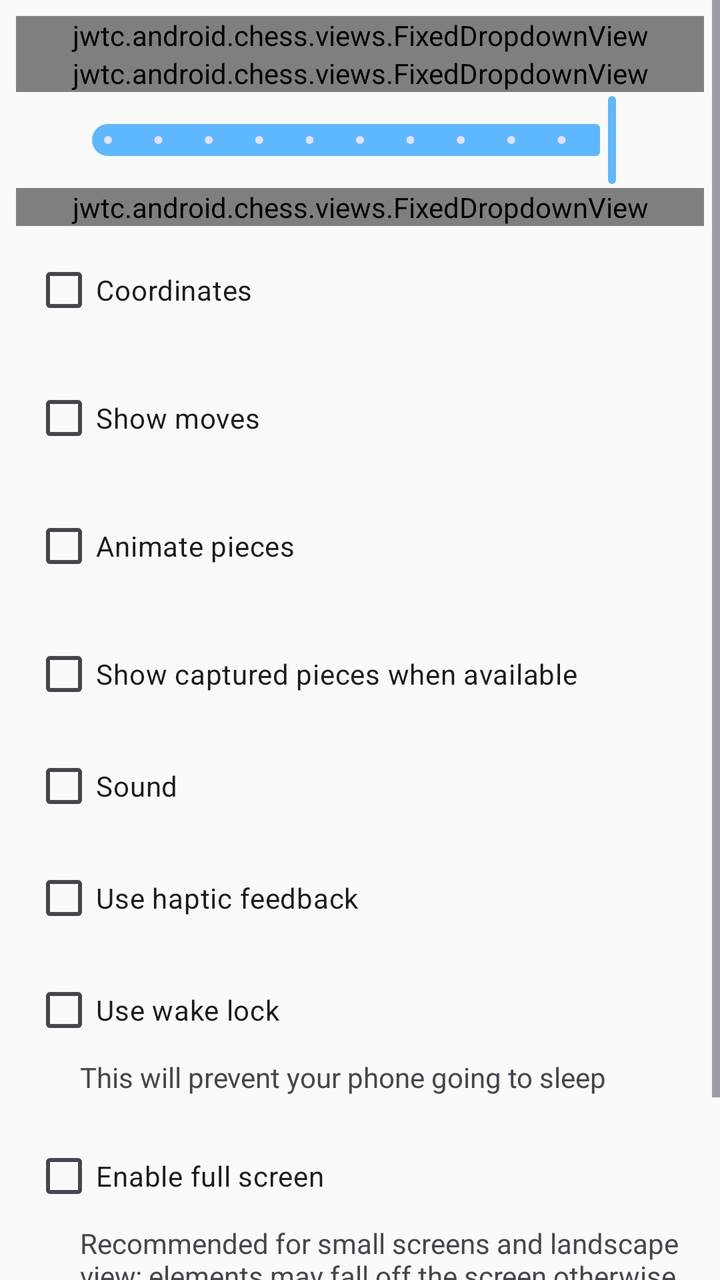
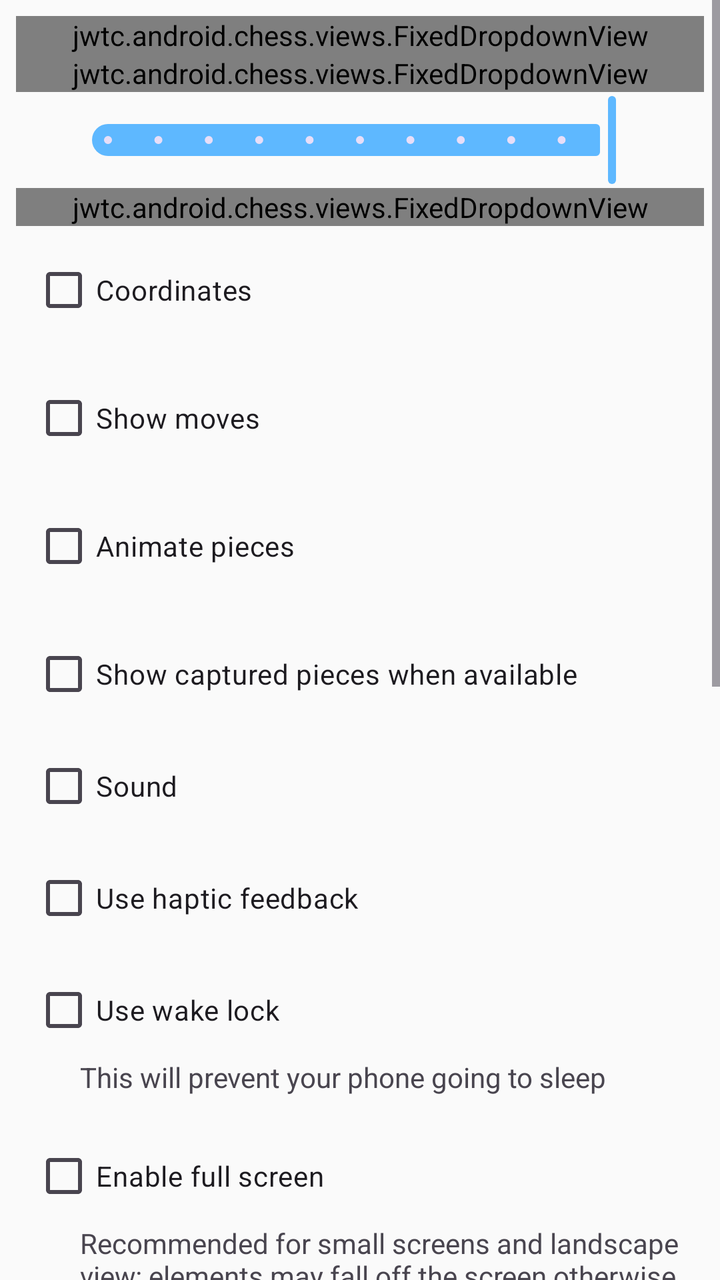

Compare the two renders of this Android layout. The source of the first and the diff that turns it into the second are given below.
<!-- AndroidManifest.xml: application theme ChessTheme -->
<!-- res/layout/chessboard_prefs_controls.xml -->
<?xml version="1.0" encoding="utf-8"?>
<ScrollView xmlns:android="http://schemas.android.com/apk/res/android"
    android:layout_width="match_parent"
    android:layout_height="match_parent">

    <LinearLayout
        android:orientation="vertical"
        android:layout_width="match_parent"
        android:layout_height="wrap_content"
        android:padding="8dip">

        <jwtc.android.chess.views.FixedDropdownView
            android:id="@+id/DropdownPieceSet"
            android:layout_width="match_parent"
            android:layout_height="wrap_content"
            android:hint="@string/chessboard_hint_piece_set" />

        <jwtc.android.chess.views.FixedDropdownView
            android:id="@+id/DropdownColorScheme"
            android:layout_width="match_parent"
            android:layout_height="wrap_content"
            android:hint="@string/chessboard_hint_color_scheme" />

        <LinearLayout
            android:id="@+id/CustomColorControls"
            android:layout_width="match_parent"
            android:layout_height="wrap_content"
            android:layout_marginStart="8dp"
            android:layout_marginEnd="8dp"
            android:orientation="vertical"
            android:visibility="gone">

            <TextView
                android:layout_width="match_parent"
                android:layout_height="wrap_content"
                android:layout_marginTop="8dp"
                android:text="@string/custom_square_colors" />

            <LinearLayout
                android:layout_width="match_parent"
                android:layout_height="wrap_content"
                android:orientation="horizontal">

                <com.google.android.material.button.MaterialButton
                    android:id="@+id/ButtonCustomDarkColor"
                    android:layout_width="0dp"
                    android:layout_height="wrap_content"
                    android:layout_marginEnd="4dp"
                    android:layout_weight="1"
                    android:text="@string/custom_dark_square_color" />

                <com.google.android.material.button.MaterialButton
                    android:id="@+id/ButtonCustomLightColor"
                    android:layout_width="0dp"
                    android:layout_height="wrap_content"
                    android:layout_marginStart="4dp"
                    android:layout_weight="1"
                    android:text="@string/custom_light_square_color" />
            </LinearLayout>
        </LinearLayout>

        <com.google.android.material.slider.Slider
            android:id="@+id/SliderSaturation"
            android:layout_width="match_parent"
            android:layout_height="wrap_content"
            android:value="1"
            android:valueFrom="0.5"
            android:valueTo="1.0"
            android:stepSize="0.05"
            android:layout_marginEnd="24dp"
            android:layout_marginStart="24dp" />

        <jwtc.android.chess.views.FixedDropdownView
            android:id="@+id/DropdownTileSet"
            android:layout_width="match_parent"
            android:layout_height="wrap_content"
            android:hint="@string/chessboard_hint_tile_effect" />

        <CheckBox
            android:id="@+id/CheckBoxCoordinates"
            android:layout_width="match_parent"
            android:layout_height="wrap_content"
            android:layout_margin="8dip"
            android:text="@string/pref_showCoords" />

        <CheckBox
            android:id="@+id/CheckBoxShowMoves"
            android:text="@string/pref_show_possible_moves"
            android:layout_width="match_parent"
            android:layout_height="wrap_content"
            android:layout_margin="8dip" />

        <CheckBox
            android:id="@+id/CheckBoxUsePieceAnimation"
            android:text="@string/pref_use_piece_animation"
            android:layout_width="match_parent"
            android:layout_height="wrap_content"
            android:layout_margin="8dip" />

        <CheckBox
            android:id="@+id/CheckBoxShowCapturedPieces"
            android:text="@string/pref_show_captured_pieces"
            android:layout_width="match_parent"
            android:layout_height="wrap_content"
            android:layout_marginTop="8dip"
            android:layout_marginStart="8dip"
            android:layout_marginEnd="8dip" />

        <CheckBox
            android:id="@+id/CheckBoxUseSound"
            android:text="@string/pref_sound"
            android:layout_width="match_parent"
            android:layout_height="wrap_content"
            android:layout_marginTop="8dip"
            android:layout_marginStart="8dip"
            android:layout_marginEnd="8dip" />

        <CheckBox
            android:id="@+id/CheckBoxUseHapticFeedback"
            android:text="@string/pref_haptic_feedback"
            android:layout_width="match_parent"
            android:layout_height="wrap_content"
            android:layout_marginTop="8dip"
            android:layout_marginStart="8dip"
            android:layout_marginEnd="8dip" />

        <CheckBox
            android:id="@+id/CheckBoxUseWakeLock"
            android:text="@string/pref_wakelock"
            android:layout_width="match_parent"
            android:layout_height="wrap_content"
            android:layout_marginTop="8dip"
            android:layout_marginStart="8dip"
            android:layout_marginEnd="8dip" />

        <TextView
            android:layout_width="match_parent"
            android:layout_height="wrap_content"
            android:layout_marginStart="32dip"
            android:layout_marginEnd="8dip"
            android:layout_marginBottom="8dip"
            android:text="@string/pref_wakelock_desc" />

        <CheckBox
            android:id="@+id/CheckBoxFullscreen"
            android:text="@string/pref_fullscreen"
            android:layout_width="match_parent"
            android:layout_height="wrap_content"
            android:layout_marginTop="8dip"
            android:layout_marginStart="8dip"
            android:layout_marginEnd="8dip" />

        <TextView
            android:layout_width="match_parent"
            android:layout_height="wrap_content"
            android:layout_marginStart="32dip"
            android:layout_marginEnd="8dip"
            android:layout_marginBottom="8dip"
            android:text="@string/pref_fullscreen_desc" />

        <CheckBox
            android:id="@+id/CheckBoxForceNightMode"
            android:text="@string/pref_night_mode"
            android:layout_width="match_parent"
            android:layout_height="wrap_content"
            android:layout_marginTop="8dip"
            android:layout_marginStart="8dip"
            android:layout_marginEnd="8dip" />

        <TextView
            android:layout_width="match_parent"
            android:layout_height="wrap_content"
            android:layout_marginStart="32dip"
            android:layout_marginEnd="8dip"
            android:layout_marginBottom="8dip"
            android:text="@string/pref_night_mode_desc" />
    </LinearLayout>
</ScrollView>
<!-- resources referenced by this layout -->
<resources>
  <style name="ChessTheme" parent="Theme.Material3.DayNight.NoActionBar">
          <item name="android:windowAnimationStyle">@null</item>
          <item name="android:windowBackground">@color/backgroundColor</item>
          <item name="colorPrimary">@color/primaryColor</item>
          <item name="colorPrimaryVariant">@color/primaryVariantColor</item>
          <item name="colorOnPrimary">@color/primaryTextColor</item>
          <item name="colorSecondary">@color/secondaryColor</item>
          <item name="colorSecondaryVariant">@color/secondaryVariantColor</item>
          <item name="colorOnSecondary">@color/secondaryTextColor</item>
          <item name="colorSurface">@color/surfaceColor</item>
          <item name="colorOnSurface">@color/surfaceTextColor</item>
          <item name="colorControlHighlight">@color/secondaryColor</item>
          <item name="rippleColor">@color/secondaryColor</item>
          <item name="switchStyle">@style/MySwitchStyle</item>
          <item name="materialButtonStyle">@style/ChessButton</item>
          <item name="materialAlertDialogTheme">@style/ChessAlertDialogTheme</item>
      </style>
  <!-- unchanged entries left out for length: 31 -->
</resources>

<!-- the commit's change to res/layout/chessboard_prefs_controls.xml (unified diff, before → after) -->
@@ -174,5 +174,73 @@
             android:layout_marginEnd="8dip"
             android:layout_marginBottom="8dip"
             android:text="@string/pref_night_mode_desc" />
+
+        <com.google.android.material.button.MaterialButton
+            android:id="@+id/ButtonApplyEinkSettings"
+            android:text="@string/pref_eink_mode"
+            android:layout_width="match_parent"
+            android:layout_height="wrap_content"
+            android:layout_marginTop="8dip"
+            android:layout_marginStart="8dip"
+            android:layout_marginEnd="8dip" />
+
+        <TextView
+            android:layout_width="match_parent"
+            android:layout_height="wrap_content"
+            android:layout_marginStart="32dip"
+            android:layout_marginEnd="8dip"
+            android:layout_marginBottom="8dip"
+            android:text="@string/pref_eink_mode_desc" />
+
+        <CheckBox
+            android:id="@+id/CheckBoxDisableDrag"
+            android:text="@string/pref_disable_drag"
+            android:layout_width="match_parent"
+            android:layout_height="wrap_content"
+            android:layout_marginTop="8dip"
+            android:layout_marginStart="8dip"
+            android:layout_marginEnd="8dip" />
+
+        <TextView
+            android:layout_width="match_parent"
+            android:layout_height="wrap_content"
+            android:layout_marginStart="32dip"
+            android:layout_marginEnd="8dip"
+            android:layout_marginBottom="8dip"
+            android:text="@string/pref_disable_drag_desc" />
+
+        <CheckBox
+            android:id="@+id/CheckBoxEinkTheme"
+            android:text="@string/pref_eink_theme"
+            android:layout_width="match_parent"
+            android:layout_height="wrap_content"
+            android:layout_marginTop="8dip"
+            android:layout_marginStart="8dip"
+            android:layout_marginEnd="8dip" />
+
+        <TextView
+            android:layout_width="match_parent"
+            android:layout_height="wrap_content"
+            android:layout_marginStart="32dip"
+            android:layout_marginEnd="8dip"
+            android:layout_marginBottom="8dip"
+            android:text="@string/pref_eink_theme_desc" />
+
+        <CheckBox
+            android:id="@+id/CheckBoxReduceAnimations"
+            android:text="@string/pref_reduce_animations"
+            android:layout_width="match_parent"
+            android:layout_height="wrap_content"
+            android:layout_marginTop="8dip"
+            android:layout_marginStart="8dip"
+            android:layout_marginEnd="8dip" />
+
+        <TextView
+            android:layout_width="match_parent"
+            android:layout_height="wrap_content"
+            android:layout_marginStart="32dip"
+            android:layout_marginEnd="8dip"
+            android:layout_marginBottom="8dip"
+            android:text="@string/pref_reduce_animations_desc" />
     </LinearLayout>
 </ScrollView>
<!-- resource entries referenced after the edit -->
@@ -1,6 +1,18 @@
 <!-- resources referenced by this layout -->
 <resources>
+  <string name="pref_disable_drag">Tap to move</string>
+  <string name="pref_disable_drag_desc">Move pieces by tapping them and then their destination, instead of dragging</string>
+  <string name="pref_eink_mode">Apply e-ink settings</string>
+  <string name="pref_eink_mode_desc">For e-paper screens. Switches off night mode, switches on the three settings below and picks the Alpha pieces, the greyscale board, no piece animation, full screen and minimal controls. Each can still be changed on its own.</string>
+  <string name="pref_eink_theme">E-ink theme</string>
+  <string name="pref_eink_theme_desc">Black and white screens and dialogs with outlined buttons and no ripples</string>
+  <string name="pref_reduce_animations">Reduce animations</string>
+  <string name="pref_reduce_animations_desc">No engine progress bar, button pulse or list animations, which leave trails on slow screens</string>
   <style name="ChessTheme" parent="Theme.Material3.DayNight.NoActionBar">
+          <item name="chessToggleButtonStyle">@style/ChessToggleButton</item>
+          <item name="chessButtonStyle">@style/ChessButton</item>
+          <item name="chessImageButtonStyle">@style/ChessImageButton</item>
+          <item name="paneBackground">@color/paneBackgroundColor</item>
           <item name="android:windowAnimationStyle">@null</item>
           <item name="android:windowBackground">@color/backgroundColor</item>
           <item name="colorPrimary">@color/primaryColor</item>
@@ -17,6 +29,36 @@
           <item name="materialButtonStyle">@style/ChessButton</item>
           <item name="materialAlertDialogTheme">@style/ChessAlertDialogTheme</item>
       </style>
+  <style name="ChessToggleButton" parent="Widget.Material3.Button">
+          <item name="android:textColor">@color/surfaceTextColor</item>
+          <item name="android:tint">@color/primaryTextColor</item>
+          <item name="android:backgroundTint">@color/imagebutton_background</item>
+          <item name="rippleColor">@color/secondaryVariantColor</item>
+      </style>
+  <style name="ChessImageButton" parent="Widget.Material3.Button.Icon">
+          <item name="enforceMaterialTheme">true</item>
+          <item name="enforceTextAppearance">false</item>
+          <item name="android:textColor">@color/surfaceTextColor</item>
+          <item name="android:tint">@color/primaryTextColor</item>
+          <item name="android:backgroundTint">@color/imagebutton_background</item>
+          <item name="rippleColor">@color/secondaryVariantColor</item>
+          <item name="android:layout_width">@dimen/imageButtonSize</item>
+          <item name="android:layout_height">@dimen/imageButtonSize</item>
+          <item name="android:padding">0dip</item>
+          <item name="iconGravity">textStart</item>
+          <item name="iconPadding">0dp</item>
+          <item name="android:insetLeft">0dp</item>
+          <item name="android:insetRight">0dp</item>
+          <item name="android:insetTop">0dp</item>
+          <item name="android:insetBottom">0dp</item>
+          <item name="android:minWidth">0dp</item>
+          <item name="android:minHeight">0dp</item>
+          <item name="minWidth">0dp</item>
+          <item name="minHeight">0dp</item>
+          <item name="ensureMinTouchTargetSize">false</item>
+          <item name="android:layout_margin">4dip</item>
+      </style>
+  <color name="paneBackgroundColor">#20879FB6</color>
   <!-- unchanged entries left out for length: 31 -->
 </resources>
 
